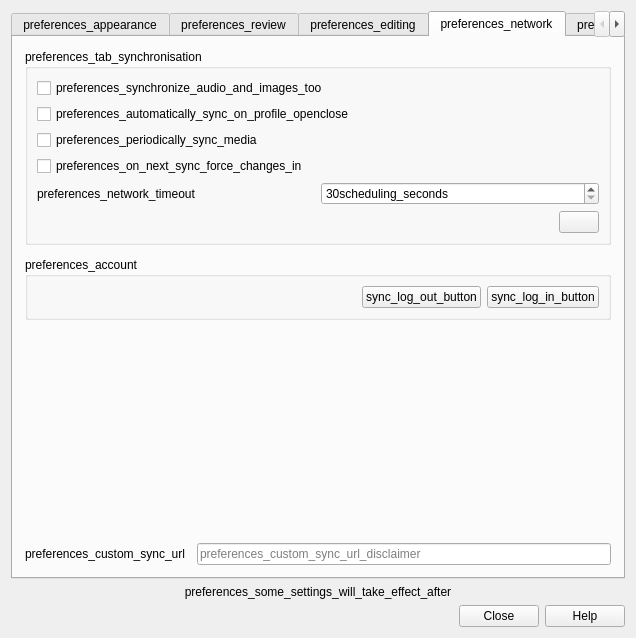
Above: qt/aqt/forms/preferences.ui from ankitects/anki before the change. Below: the same form after it.
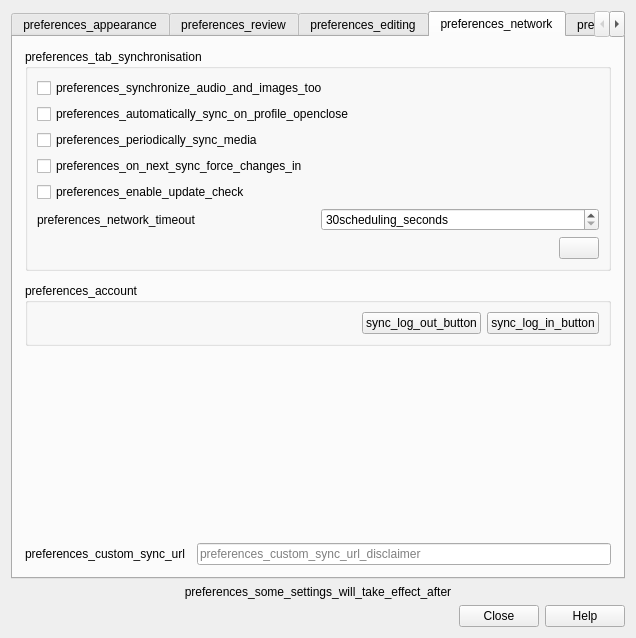
That is the form after the change. The open tabs and pages were chosen to show the change.

Diff of the .ui file:
```diff
--- a/qt/aqt/forms/preferences.ui
+++ b/qt/aqt/forms/preferences.ui
@@ -716,6 +716,19 @@
             </property>
            </widget>
           </item>
+          <item>
+           <widget class="QCheckBox" name="enable_update_check">
+            <property name="sizePolicy">
+             <sizepolicy hsizetype="Fixed" vsizetype="Fixed">
+              <horstretch>0</horstretch>
+              <verstretch>0</verstretch>
+             </sizepolicy>
+            </property>
+            <property name="text">
+             <string>preferences_enable_update_check</string>
+            </property>
+           </widget>
+          </item>
           <item>
            <layout class="QHBoxLayout" name="horizontalLayout_4">
             <item>
```
